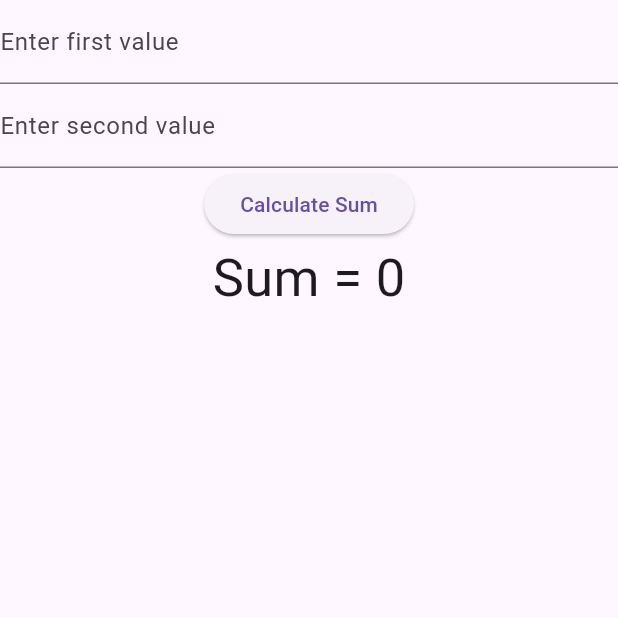
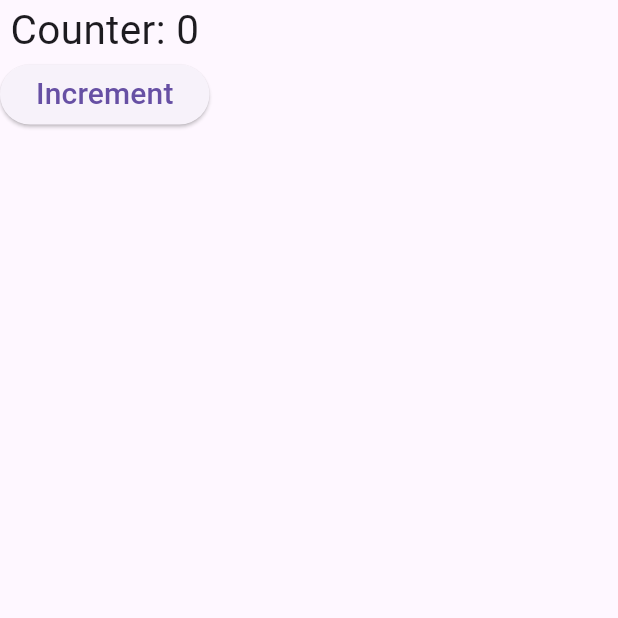
Before and after one commit to Abdullah-khan07/Daily_Flutter_Experiments, a Flutter app: the screen it shows after launch, on a phone screen of 412 x 824 dp, the top half of it. Run offline on Flutter 3.47's test engine with Material 3 defaults, Android fonts, the light colour scheme and no system bars.

Commit message:
counter increment

```diff
--- a/lib/widgets/counter-view.dart
+++ b/lib/widgets/counter-view.dart
@@ -8,14 +8,12 @@ class Counterview extends StatefulWidget {
 }
 
 class _CounterviewState extends State<Counterview> {
-  int value1 = 0;
-  int value2 = 0;
-  int sum = 0;
-  sumtwovalue() {
+  int counter = 0;
+
+  void incrementCounter() {
     setState(() {
-      sum = value1 + value2;
+      counter++;
     });
-    print(sum);
   }
 
   @override
@@ -24,32 +22,16 @@ class _CounterviewState extends State<Counterview> {
       body: SafeArea(
         child: Column(
           children: [
-            TextField(
-              keyboardType: TextInputType.number,
-              decoration: InputDecoration(labelText: 'Enter first value'),
-              onChanged: (text) {
-                value1 = int.tryParse(text) ?? 0;
-              },
-            ),
-            TextField(
-              keyboardType: TextInputType.number,
-              decoration: InputDecoration(labelText: 'Enter second value'),
-              onChanged: (text) {
-                value2 = int.tryParse(text) ?? 0;
-              },
+            Text(
+              "Counter: $counter",
+              style: TextStyle(fontSize: 27),
             ),
             ElevatedButton(
-              onPressed: () {
-                setState(() {
-                  sumtwovalue();
-                });
-                print(sum);
-              },
-              child: Text("Calculate Sum"),
-            ),
-            Text(
-              "Sum = $sum",
-              style: TextStyle(fontSize: 35),
+              onPressed: incrementCounter,
+              child: Text(
+                "Increment",
+                style: TextStyle(fontSize: 20),
+              ),
             ),
           ],
         ),
```
Also changed, not shown: 13 other files.
